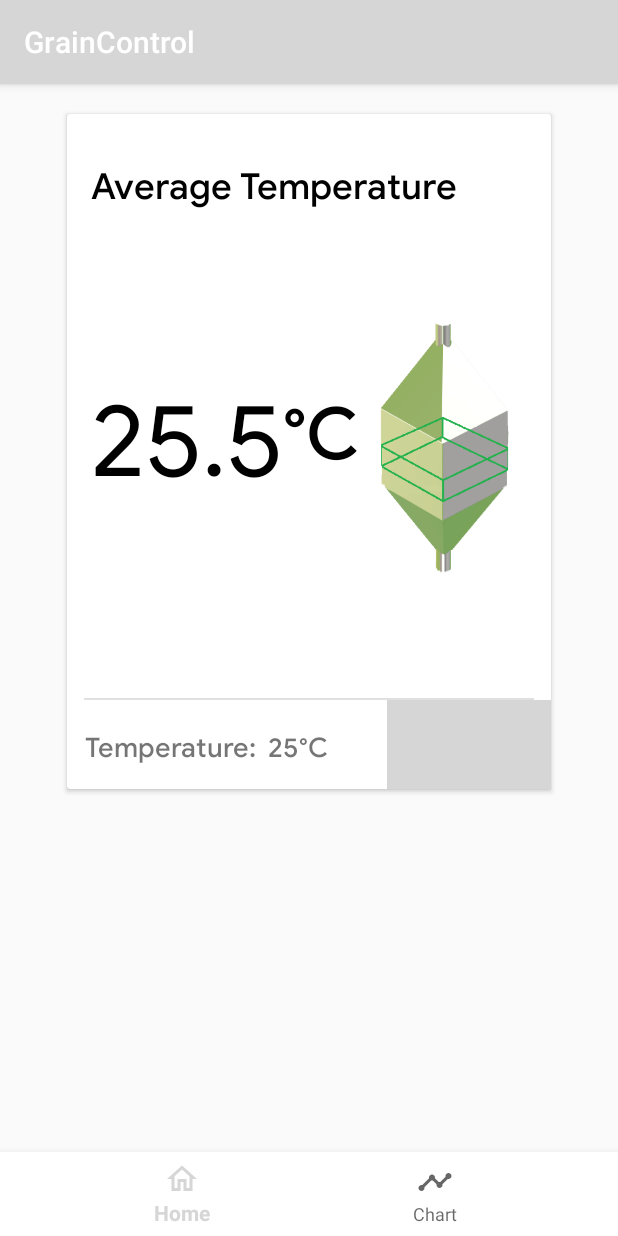
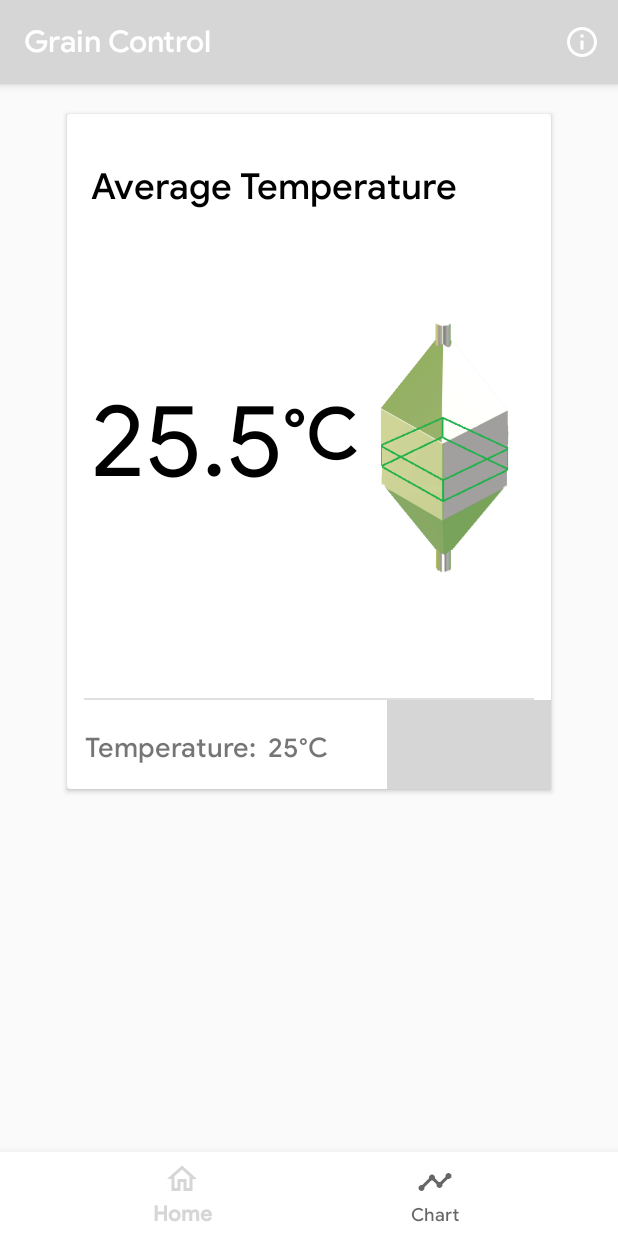
Before and after one commit to joaoGabriel55/GrainControl_app, an Android app: the screen it shows after launch (MainActivity), on a phone screen of 412 x 824 dp. Run offline under Robolectric (Android 15) with nearby library versions, the phone set to English and light mode, and no system bars; our stand-ins replace Firebase (no records; nobody signed in at launch, a user with empty details on screens opened directly); libraries missing offline, so code that uses them is left out: com.afollestad.materialdialogs; Roboto replaces fonts that are not available here; grey boxes are pictures that could not be loaded.

Commit message:
Added Activity About App

```diff
--- a/app/src/main/java/com/tads/graincontrol/graincontrol/MainActivity.java
+++ b/app/src/main/java/com/tads/graincontrol/graincontrol/MainActivity.java
@@ -1,12 +1,16 @@
 package com.tads.graincontrol.graincontrol;
 
+import android.content.Intent;
 import android.os.Bundle;
 import android.support.annotation.NonNull;
 import android.support.design.widget.BottomNavigationView;
 import android.support.v4.app.Fragment;
 import android.support.v7.app.AppCompatActivity;
+import android.view.Menu;
 import android.view.MenuItem;
+import android.view.View;
 
+import com.tads.graincontrol.graincontrol.activity.AboutActivity;
 import com.tads.graincontrol.graincontrol.fragment.FragmentChart;
 import com.tads.graincontrol.graincontrol.fragment.FragmentSilo;
 
@@ -52,4 +56,20 @@ public class MainActivity extends AppCompatActivity implements BottomNavigationV
         return loadFragment(fragment);
     }
 
+    @Override
+    public boolean onCreateOptionsMenu(Menu menu) {
+        getMenuInflater().inflate(R.menu.about, menu);
+        return true;
+    }
+
+    @Override
+    public boolean onOptionsItemSelected(MenuItem item) {
+        switch (item.getItemId()) {
+            case R.id.about_app:
+                Intent intent = new Intent(this, AboutActivity.class);
+                startActivity(intent);
+                return true;
+        }
+        return false;
+    }
 }
--- a/app/src/main/java/com/tads/graincontrol/graincontrol/fragment/FragmentSilo.java
+++ b/app/src/main/java/com/tads/graincontrol/graincontrol/fragment/FragmentSilo.java
@@ -83,7 +83,7 @@ public class FragmentSilo extends Fragment {
                             if(tempNum >= 20  && tempNum <= 50)
                                 setPointDataBase.setValue(tempNum);
                             else
-                                Toast.makeText(getContext(), "SetPoint out of interval [20 - 50]", Toast.LENGTH_SHORT).show();
+                                Toast.makeText(getContext(), getString(R.string.content_validation_toast), Toast.LENGTH_SHORT).show();
 
                         }
 
--- /dev/null
+++ b/app/src/main/res/drawable/ic_info_outline_black_24dp.xml
@@ -0,0 +1,5 @@
+<vector android:height="24dp" android:tint="#FFFFFF"
+    android:viewportHeight="24.0" android:viewportWidth="24.0"
+    android:width="24dp" xmlns:android="http://schemas.android.com/apk/res/android">
+    <path android:fillColor="#FF000000" android:pathData="M11,17h2v-6h-2v6zM12,2C6.48,2 2,6.48 2,12s4.48,10 10,10 10,-4.48 10,-10S17.52,2 12,2zM12,20c-4.41,0 -8,-3.59 -8,-8s3.59,-8 8,-8 8,3.59 8,8 -3.59,8 -8,8zM11,9h2L13,7h-2v2z"/>
+</vector>
--- a/app/src/main/res/layout/silo_layout.xml
+++ b/app/src/main/res/layout/silo_layout.xml
@@ -112,7 +112,7 @@
                 android:layout_height="wrap_content"
                 android:layout_marginTop="8dp"
                 android:fontFamily="@font/google_font_new"
-                android:text="°C"
+                android:text="@string/unit"
                 android:textColor="@android:color/black"
                 android:textSize="48sp"
                 app:layout_constraintStart_toEndOf="@+id/averageValue"
--- /dev/null
+++ b/app/src/main/res/menu/about.xml
@@ -0,0 +1,11 @@
+<?xml version="1.0" encoding="utf-8"?>
+<menu xmlns:android="http://schemas.android.com/apk/res/android"
+    xmlns:app="http://schemas.android.com/apk/res-auto">
+
+    <item android:id="@+id/about_app"
+        android:title="@string/about_link"
+        app:showAsAction="always"
+        android:icon="@drawable/ic_info_outline_black_24dp"
+        />
+
+</menu>
--- a/app/src/main/res/values/strings.xml
+++ b/app/src/main/res/values/strings.xml
@@ -1,5 +1,5 @@
 <resources>
-    <string name="app_name">GrainControl</string>
+    <string name="app_name">Grain Control</string>
     <string name="title_home">Home</string>
     <string name="title_dashboard">Chart</string>
     <string name="set_point">Temperature:</string>
@@ -8,4 +8,12 @@
     <string name="no">Cancel</string>
     <string name="defineSetPoint">Set the Silo SetPoint</string>
     <string name="ok">Ok</string>
+    <string name="samples">Samples</string>
+    <string name="temperature">Temperature</string>
+    <string name="unit">°C</string>
+    <string name="setpoint_label">SetPoint</string>
+    <string name="toast_text_validation">Avg Temperature:</string>
+    <string name="title_graph_legend">Avg Temp.</string>
+    <string name="content_validation_toast">SetPoint out of interval [20 - 50]</string>
+    <string name="about_link">About</string>
 </resources>
--- a/app/src/main/res/values/styles.xml
+++ b/app/src/main/res/values/styles.xml
@@ -6,6 +6,14 @@
         <item name="colorPrimary">@color/colorPrimary</item>
         <item name="colorPrimaryDark">@color/colorPrimaryDark</item>
         <item name="colorAccent">@color/colorAccent</item>
+        <item name="fontFamily">@font/google_font_new</item>
     </style>
 
+    <style name="AppTheme.NoActionBar">
+        <item name="windowActionBar">false</item>
+        <item name="windowNoTitle">true</item>
+        <item name="fontFamily">sans-serif</item>
+    </style>
+
+
 </resources>
```
Also changed, not shown: app/src/main/AndroidManifest.xml (+7 -0 lines), app/src/main/java/com/tads/graincontrol/graincontrol/activity/AboutActivity.java (added, +15 -0 lines), app/src/main/java/com/tads/graincontrol/graincontrol/fragment/FragmentChart.java (+21 -5 lines), app/src/main/java/com/tads/graincontrol/graincontrol/model/Temperature.java (deleted, +0 -15 lines), app/src/main/res/layout/activity_about.xml (added, +93 -0 lines), app/src/main/res/drawable-v24/background.png (added).
